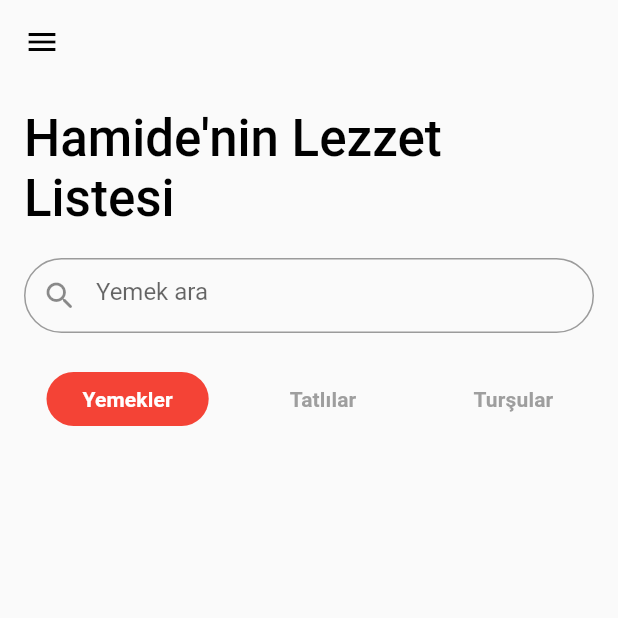
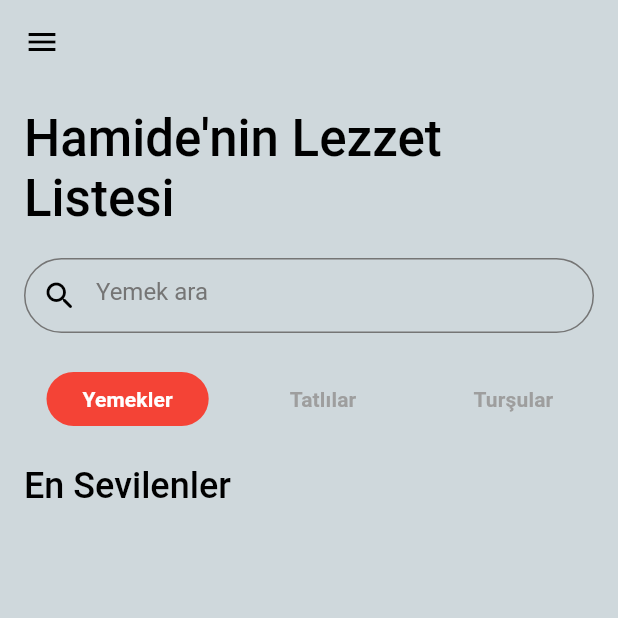
Before and after one commit to OzcanFatihCan/AfiyetListesi, a Flutter app: the screen it shows after launch, on a phone screen of 412 x 824 dp, the top half of it. Run offline on Flutter 3.47's test engine with Material 2 defaults, Android fonts, the phone set to English and light mode, and no system bars.

Commit message:
file layout adjusted

```diff
--- /dev/null
+++ b/lib/core/color_set.dart
@@ -0,0 +1,11 @@
+import 'package:flutter/material.dart';
+
+mixin PageColors {
+  static const Color blackColor = Colors.black;
+  static const Color activeButtonColor = Colors.red;
+  static const Color deactivedButtonColor = Colors.transparent;
+  static const Color activeButtonForeColor = Colors.white;
+  static const Color deactiveButtonForeColor = Colors.grey;
+  static final Color mainPageColor = Colors.blueGrey.shade100;
+  static final Color textFieldColor = Colors.grey.shade600;
+}
--- /dev/null
+++ b/lib/core/item_size.dart
@@ -0,0 +1,4 @@
+mixin PageItemSize {
+  static const double textFieldSize = 50;
+  static const double spaceObjects = 20;
+}
--- /dev/null
+++ b/lib/core/text_field_decoration.dart
@@ -0,0 +1,24 @@
+import 'package:afiyetlistesi/core/color_set.dart';
+import 'package:afiyetlistesi/product/project_words.dart';
+import 'package:flutter/material.dart';
+
+InputDecoration privTextFieldDecoration() {
+  return InputDecoration(
+    prefixIconColor: PageColors.blackColor,
+    prefixIcon: const Icon(Icons.search_rounded),
+    hintText: ProjectWords.searchHint,
+    hintStyle: TextStyle(color: PageColors.textFieldColor),
+    focusedBorder: OutlineInputBorder(
+      borderSide: BorderSide(color: PageColors.textFieldColor),
+      borderRadius: const BorderRadius.all(
+        Radius.circular(30),
+      ),
+    ),
+    enabledBorder: OutlineInputBorder(
+      borderSide: BorderSide(color: PageColors.textFieldColor),
+      borderRadius: const BorderRadius.all(
+        Radius.circular(30),
+      ),
+    ),
+  );
+}
--- a/lib/product/project_words.dart
+++ b/lib/product/project_words.dart
@@ -1,4 +1,5 @@
 class ProjectWords {
-  static const headText = "Hamide'nin Lezzet Listesi";
+  static const foodHeadText = "Hamide'nin Lezzet Listesi";
   static const searchHint = "Yemek ara";
+  static const foodIntermediateText = "En Sevilenler";
 }
--- a/lib/view/Food/page/foods_page.dart
+++ b/lib/view/Food/page/foods_page.dart
@@ -1,27 +1,31 @@
-import 'package:afiyetlistesi/product/project_words.dart';
+import 'package:afiyetlistesi/core/color_set.dart';
+import 'package:afiyetlistesi/core/item_size.dart';
+import 'package:afiyetlistesi/view/Food/widgets/food_widgets.dart';
 import 'package:flutter/material.dart';
 
 class FoodsPageView extends StatelessWidget {
   const FoodsPageView({super.key});
 
-  final double spaceObjects = 20;
-
   @override
   Widget build(BuildContext context) {
     return Scaffold(
+      backgroundColor: PageColors.mainPageColor,
       appBar: AppBar(),
-      body: Padding(
-        padding: _FoodPagePaddings.pagePadding2x,
+      body: const Padding(
+        padding: FoodPagePaddings.pagePadding2x,
         child: Column(
+          crossAxisAlignment: CrossAxisAlignment.start,
           children: [
-            const FoodPageHeadText(),
-            SizedBox(height: spaceObjects),
-            const FoodPageSearchBarWidget(),
-            SizedBox(height: spaceObjects),
-            const SingleChildScrollView(
+            FoodPageHeadText(),
+            SizedBox(height: PageItemSize.spaceObjects),
+            FoodPageSearchBarWidget(),
+            SizedBox(height: PageItemSize.spaceObjects),
+            SingleChildScrollView(
               scrollDirection: Axis.horizontal,
               child: FoodPageContentButton(),
             ),
+            SizedBox(height: PageItemSize.spaceObjects),
+            FoodPageIntermediateText(),
           ],
         ),
       ),
@@ -31,149 +35,3 @@ class FoodsPageView extends StatelessWidget {
     );
   }
 }
-
-class FoodPageContentButton extends StatefulWidget {
-  const FoodPageContentButton({
-    super.key,
-  });
-
-  @override
-  State<FoodPageContentButton> createState() => _FoodPageContentButtonState();
-}
-
-class _FoodPageContentButtonState extends State<FoodPageContentButton> {
-  late int selectedButtonIndex;
-
-  @override
-  void initState() {
-    super.initState();
-    selectedButtonIndex = 0;
-  }
-
-  @override
-  Widget build(BuildContext context) {
-    final List<String> buttonTitles = [
-      'Yemekler',
-      'Tatlılar',
-      'Turşular',
-      'Reçeller',
-      'İçecekler',
-    ];
-    return Row(
-      children: List.generate(5, (index) {
-        return Padding(
-          padding: _FoodPagePaddings.buttonPaddingx,
-          child: FoodPageButton(
-            //buton isimleri yemek, turşu, içecek, reçel, tatlı,
-            title: buttonTitles[index],
-            onPressed: () {
-              setState(() {
-                selectedButtonIndex = index;
-              });
-            },
-            isSelected: selectedButtonIndex == index,
-          ),
-        );
-      }),
-    );
-  }
-}
-
-class FoodPageSearchBarWidget extends StatelessWidget {
-  const FoodPageSearchBarWidget({
-    super.key,
-  });
-
-  @override
-  Widget build(BuildContext context) {
-    return const SizedBox(
-      height: 50,
-      child: TextField(
-        decoration: InputDecoration(
-          prefixIcon: Icon(Icons.search_rounded),
-          hintText: ProjectWords.searchHint,
-          border: OutlineInputBorder(
-            borderRadius: BorderRadius.all(
-              Radius.circular(30),
-            ),
-          ),
-        ),
-      ),
-    );
-  }
-}
-
-class FoodPageHeadText extends StatelessWidget
-    with _FoodPageColors, _FoodPageFont {
-  const FoodPageHeadText({super.key});
-
-  @override
-  Widget build(BuildContext context) {
-    return Text(
-      ProjectWords.headText,
-      style: Theme.of(context).textTheme.headlineMedium?.copyWith(
-            color: _FoodPageColors.headColor,
-            fontWeight: _FoodPageFont.headFont,
-          ),
-    );
-  }
-}
-
-mixin _FoodPageColors {
-  static const Color headColor = Colors.black;
-  static const Color activeButtonColor = Colors.red;
-  static const Color deactivedButtonColor = Colors.transparent;
-  static const Color activeButtonForeColor = Colors.white;
-  static const Color deactiveButtonForeColor = Colors.grey;
-}
-
-mixin _FoodPagePaddings {
-  static const EdgeInsets pagePaddingx = EdgeInsets.all(8.0);
-  static const EdgeInsets pagePadding2x = EdgeInsets.all(16.0);
-  static const EdgeInsets buttonPaddingx = EdgeInsets.symmetric(horizontal: 15);
-}
-
-mixin _FoodPageFont {
-  static const headFont = FontWeight.w500;
-  static const buttonFont = FontWeight.bold;
-}
-
-class FoodPageButton extends StatelessWidget
-    with _FoodPageColors, _FoodPagePaddings {
-  FoodPageButton({
-    Key? key,
-    required this.title,
-    required this.onPressed,
-    this.isSelected = true,
-  }) : super(key: key);
-
-  final String title;
-  final void Function() onPressed;
-  final bool isSelected;
-
-  @override
-  Widget build(BuildContext context) {
-    return ElevatedButton(
-      style: ElevatedButton.styleFrom(
-        //side: const BorderSide(color: _FoodPageColors.headColor),
-        shape: const StadiumBorder(),
-        elevation: 0,
-        backgroundColor: isSelected
-            ? _FoodPageColors.activeButtonColor
-            : _FoodPageColors.deactivedButtonColor,
-      ),
-      onPressed: onPressed,
-      child: Padding(
-        padding: _FoodPagePaddings.pagePaddingx,
-        child: Text(
-          title,
-          style: Theme.of(context).textTheme.titleSmall?.copyWith(
-              color: isSelected
-                  ? _FoodPageColors.activeButtonForeColor
-                  : _FoodPageColors.deactiveButtonForeColor,
-              fontWeight: _FoodPageFont.buttonFont),
-        ),
-      ),
-    );
-  }
-}
--- /dev/null
+++ b/lib/view/Food/widgets/food_widgets.dart
@@ -0,0 +1,149 @@
+import 'package:afiyetlistesi/core/color_set.dart';
+import 'package:afiyetlistesi/core/item_size.dart';
+import 'package:afiyetlistesi/core/text_field_decoration.dart';
+import 'package:afiyetlistesi/product/project_words.dart';
+import 'package:flutter/material.dart';
+
+class FoodPageContentButton extends StatefulWidget {
+  const FoodPageContentButton({
+    super.key,
+  });
+
+  @override
+  State<FoodPageContentButton> createState() => _FoodPageContentButtonState();
+}
+
+class _FoodPageContentButtonState extends State<FoodPageContentButton> {
+  late int selectedButtonIndex;
+
+  @override
+  void initState() {
+    super.initState();
+    selectedButtonIndex = 0;
+  }
+
+  @override
+  Widget build(BuildContext context) {
+    final List<String> buttonTitles = [
+      'Yemekler',
+      'Tatlılar',
+      'Turşular',
+      'Reçeller',
+      'İçecekler',
+    ];
+    return Row(
+      children: List.generate(5, (index) {
+        return Padding(
+          padding: FoodPagePaddings.buttonPaddingx,
+          child: FoodPageButton(
+            //buton isimleri yemek, turşu, içecek, reçel, tatlı,
+            title: buttonTitles[index],
+            onPressed: () {
+              setState(() {
+                selectedButtonIndex = index;
+              });
+            },
+            isSelected: selectedButtonIndex == index,
+          ),
+        );
+      }),
+    );
+  }
+}
+
+class FoodPageSearchBarWidget extends StatelessWidget {
+  const FoodPageSearchBarWidget({
+    super.key,
+  });
+
+  @override
+  Widget build(BuildContext context) {
+    return SizedBox(
+      height: PageItemSize.textFieldSize,
+      child: TextField(
+        decoration: privTextFieldDecoration(),
+      ),
+    );
+  }
+}
+
+class FoodPageHeadText extends StatelessWidget with PageColors, FoodPageFont {
+  const FoodPageHeadText({super.key});
+
+  @override
+  Widget build(BuildContext context) {
+    return Text(
+      ProjectWords.foodHeadText,
+      style: Theme.of(context).textTheme.headlineMedium?.copyWith(
+            color: PageColors.blackColor,
+            fontWeight: FoodPageFont.headFont,
+          ),
+    );
+  }
+}
+
+class FoodPageIntermediateText extends StatelessWidget
+    with PageColors, FoodPageFont {
+  const FoodPageIntermediateText({super.key});
+
+  @override
+  Widget build(BuildContext context) {
+    return Text(
+      ProjectWords.foodIntermediateText,
+      style: Theme.of(context).textTheme.headlineSmall?.copyWith(
+            color: PageColors.blackColor,
+            fontWeight: FoodPageFont.headFont,
+          ),
+    );
+  }
+}
+
+class FoodPageButton extends StatelessWidget with PageColors, FoodPagePaddings {
+  FoodPageButton({
+    Key? key,
+    required this.title,
+    required this.onPressed,
+    this.isSelected = true,
+  }) : super(key: key);
+
+  final String title;
+  final void Function() onPressed;
+  final bool isSelected;
+
+  @override
+  Widget build(BuildContext context) {
+    return ElevatedButton(
+      style: ElevatedButton.styleFrom(
+        //side: const BorderSide(color: _FoodPageColors.headColor),
+        shape: const StadiumBorder(),
+        elevation: 0,
+        backgroundColor: isSelected
+            ? PageColors.activeButtonColor
+            : PageColors.deactivedButtonColor,
+      ),
+      onPressed: onPressed,
+      child: Padding(
+        padding: FoodPagePaddings.pagePaddingx,
+        child: Text(
+          title,
+          style: Theme.of(context).textTheme.titleSmall?.copyWith(
+              color: isSelected
+                  ? PageColors.activeButtonForeColor
+                  : PageColors.deactiveButtonForeColor,
+              fontWeight: FoodPageFont.buttonFont),
+        ),
+      ),
+    );
+  }
+}
+
+mixin FoodPagePaddings {
+  static const EdgeInsets pagePaddingx = EdgeInsets.all(8.0);
+  static const EdgeInsets pagePadding2x = EdgeInsets.all(16.0);
+  static const EdgeInsets buttonPaddingx = EdgeInsets.symmetric(horizontal: 15);
+}
+
+mixin FoodPageFont {
+  static const headFont = FontWeight.w500;
+  static const buttonFont = FontWeight.bold;
+}
```
